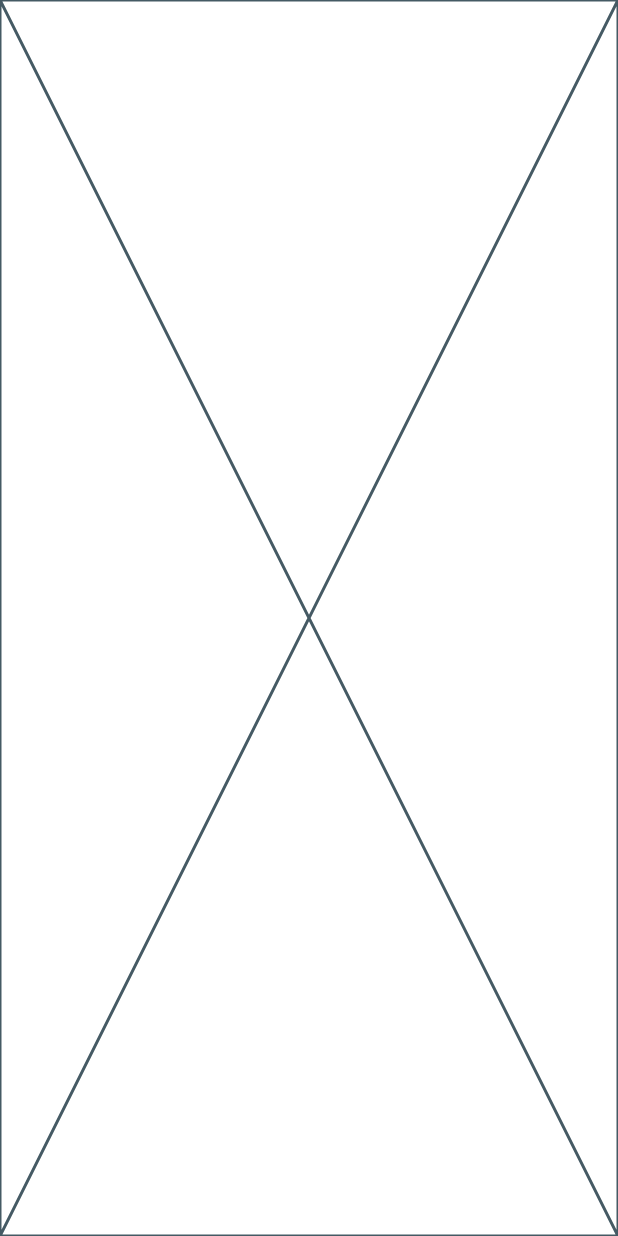
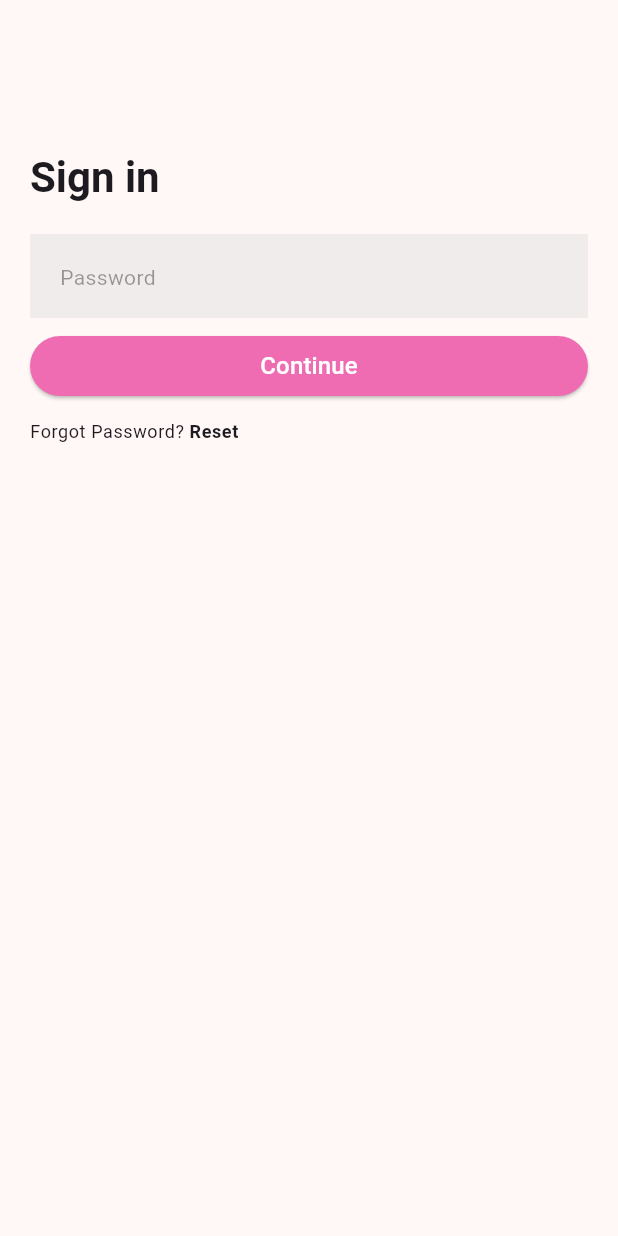
Before and after one commit to BretLogs/krish, a Flutter app: the screen it shows after launch, after a tap on "Continue", on a phone screen of 412 x 824 dp. Run offline on Flutter 3.47's test engine with Material 3 defaults, Android fonts, the phone set to English and light mode, and no system bars; our stand-ins replace google_fonts, sign_in_button; Roboto replaces fonts that are missing (Livvic).

Commit message:
Log in password created

```diff
--- a/krish_ecommerce_app/lib/pages/login/log_in_password.dart
+++ b/krish_ecommerce_app/lib/pages/login/log_in_password.dart
@@ -1,10 +1,58 @@
 import 'package:flutter/material.dart';
+import 'package:krish_ecommerce_app/consts.dart';
+import 'package:krish_ecommerce_app/widgets/log_in_form_field.dart';
+import 'package:krish_ecommerce_app/widgets/primary_button.dart';
 
 class LogInPassword extends StatelessWidget {
   const LogInPassword({super.key});
 
   @override
   Widget build(BuildContext context) {
-    return const Placeholder();
+    return Scaffold(
+      body: SafeArea(
+          child: SingleChildScrollView(
+        child: Container(
+          padding: const EdgeInsets.all(20),
+          child: Form(
+              child: Column(
+            crossAxisAlignment: CrossAxisAlignment.start,
+            children: <Widget>[
+              const SizedBox(height: 80),
+              Text(
+                'Sign in',
+                style: Theme.of(context).textTheme.headlineMedium!.copyWith(fontWeight: FontWeight.bold),
+              ),
+              const SizedBox(height: 20),
+              LogInFormField(
+                hintText: 'Password',
+                validationRegExp: PASSWORD_VALIDATION_REGEX,
+                onSaved: (String? value) {},
+              ),
+              const SizedBox(height: 8),
+              PrimaryButton(
+                text: 'Continue',
+                onTap: () {
+                  Navigator.push(
+                    context,
+                    MaterialPageRoute(builder: (BuildContext context) => const LogInPassword()),
+                  );
+                },
+              ),
+              const SizedBox(height: 12),
+              Row(
+                children: <Widget>[
+                  Text('Forgot Password? ', style: Theme.of(context).textTheme.bodySmall),
+                  GestureDetector(
+                    onTap: () {},
+                    child: Text('Reset', style: Theme.of(context).textTheme.bodySmall!.copyWith(fontWeight: FontWeight.w600)),
+                  ),
+                ],
+              ),
+              const SizedBox(height: 40),
+            ],
+          )),
+        ),
+      )),
+    );
   }
 }
```
